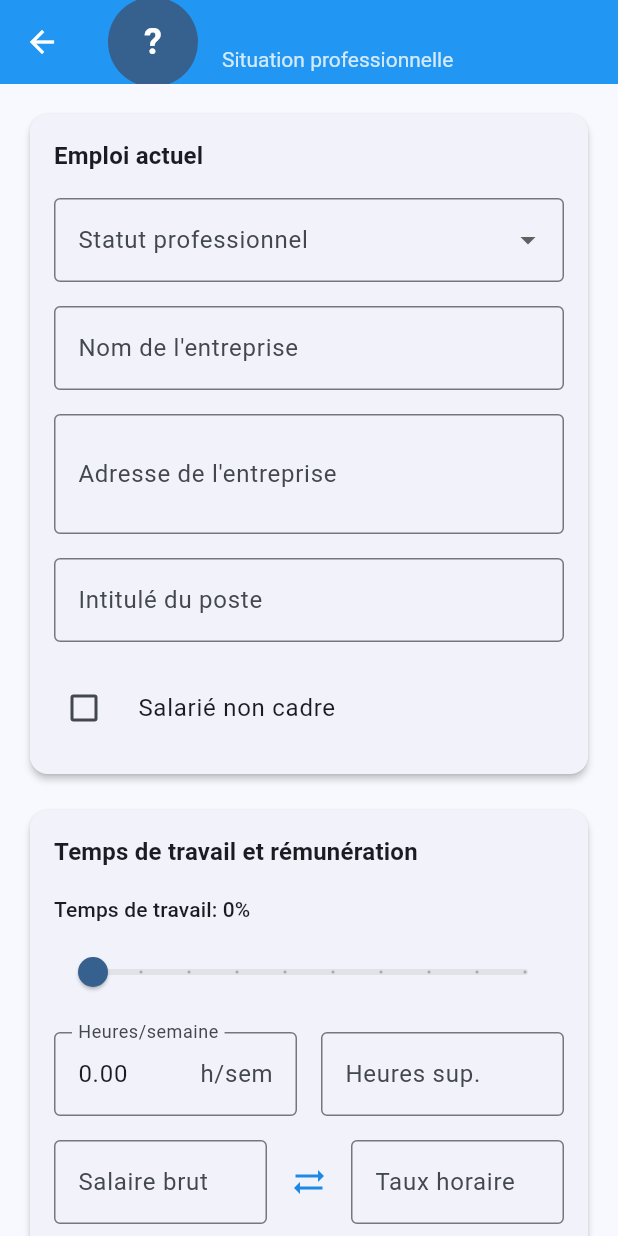
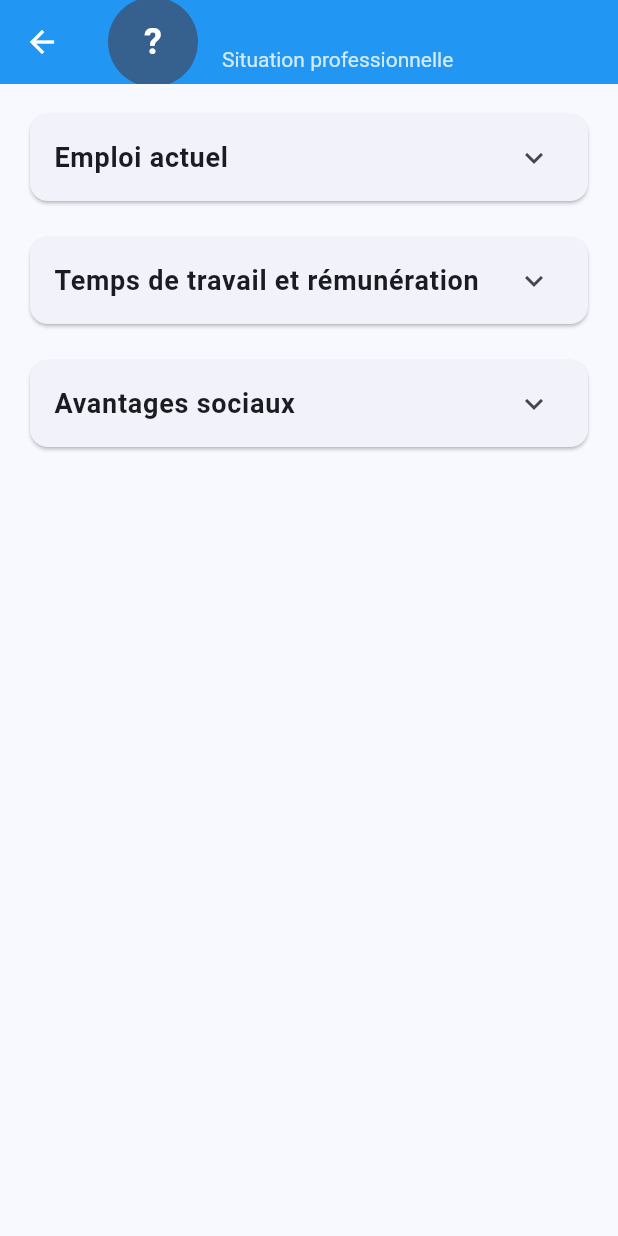
Before and after one commit to ShakaTry/job_cost, a Flutter app: the ProfessionalSituationScreen screen opened directly with empty values, on a phone screen of 412 x 824 dp. Run offline on Flutter 3.47's test engine with Material 3 defaults, Android fonts, the phone set to English and light mode, and no system bars; our stand-ins replace shared_preferences; accounts and stored records are empty.

Commit message:
feat: Transformer Cards en ExpansionTile dans Situation professionnelle
- Ajout de 3 sections ExpansionTile : Emploi actuel, Temps de travail et rémunération, Avantages sociaux
- Sections fermées par défaut (initiallyExpanded: false)
- Harmonisation du style avec les autres pages (Frais pro et Transport)
- Amélioration UX avec sections collapsibles

🤖 Generated with [Claude Code](https://claude.ai/code)

Co-Authored-By: Claude <noreply@anthropic.com>

```diff
--- a/lib/screens/professional_situation_screen.dart
+++ b/lib/screens/professional_situation_screen.dart
@@ -37,6 +37,11 @@ class _ProfessionalSituationScreenState extends State<ProfessionalSituationScree
   late FocusNode _overtimeHoursFocusNode;
   late TextEditingController _mutualCostController;
   DateTime? _companyEntryDate;
+
+  // États d'expansion des sections
+  bool _employmentExpanded = false;
+  bool _workTimeExpanded = false;
+  bool _benefitsExpanded = false;
 
   @override
   void initState() {
@@ -472,21 +477,27 @@ class _ProfessionalSituationScreenState extends State<ProfessionalSituationScree
         child: ListView(
           padding: const EdgeInsets.all(AppConstants.defaultPadding),
           children: [
-            // Card Emploi actuel
+            // Section 1 - Emploi actuel
             Card(
-              elevation: 2,
-              child: Padding(
-                padding: const EdgeInsets.all(AppConstants.defaultPadding),
-                child: Column(
-                  crossAxisAlignment: CrossAxisAlignment.start,
-                  children: [
-                    Text(
+              child: ExpansionTile(
+                initiallyExpanded: _employmentExpanded,
+                onExpansionChanged: (expanded) {
+                  setState(() {
+                    _employmentExpanded = expanded;
+                  });
+                },
+                title: Text(
                   AppStrings.currentEmploymentSection,
-                      style: Theme.of(context).textTheme.titleMedium?.copyWith(
+                  style: const TextStyle(
+                    fontSize: 18,
                     fontWeight: FontWeight.bold,
                   ),
                 ),
-                    const SizedBox(height: AppConstants.defaultPadding),
+                children: [
+                  Padding(
+                    padding: const EdgeInsets.all(AppConstants.defaultPadding),
+                    child: Column(
+                      children: [
 
                     DropdownButtonFormField<String>(
                       value: _employmentStatus,
@@ -569,25 +580,33 @@ class _ProfessionalSituationScreenState extends State<ProfessionalSituationScree
                       ],
                     ),
                   ),
+                ],
+              ),
             ),
 
             const SizedBox(height: AppConstants.defaultPadding),
 
-            // Card Temps de travail et salaire
+            // Section 2 - Temps de travail et rémunération
             Card(
-              elevation: 2,
-              child: Padding(
-                padding: const EdgeInsets.all(AppConstants.defaultPadding),
-                child: Column(
-                  crossAxisAlignment: CrossAxisAlignment.start,
-                  children: [
-                    Text(
+              child: ExpansionTile(
+                initiallyExpanded: _workTimeExpanded,
+                onExpansionChanged: (expanded) {
+                  setState(() {
+                    _workTimeExpanded = expanded;
+                  });
+                },
+                title: const Text(
                   'Temps de travail et rémunération',
-                      style: Theme.of(context).textTheme.titleMedium?.copyWith(
+                  style: TextStyle(
+                    fontSize: 18,
                     fontWeight: FontWeight.bold,
                   ),
                 ),
-                    const SizedBox(height: AppConstants.defaultPadding),
+                children: [
+                  Padding(
+                    padding: const EdgeInsets.all(AppConstants.defaultPadding),
+                    child: Column(
+                      children: [
 
                     // Curseur de pourcentage de temps de travail
                     Text(
@@ -742,25 +761,33 @@ class _ProfessionalSituationScreenState extends State<ProfessionalSituationScree
                       ],
                     ),
                   ),
+                ],
+              ),
             ),
 
             const SizedBox(height: AppConstants.defaultPadding),
 
-            // Card Avantages sociaux
+            // Section 3 - Avantages sociaux
             Card(
-              elevation: 2,
-              child: Padding(
-                padding: const EdgeInsets.all(AppConstants.defaultPadding),
-                child: Column(
-                  crossAxisAlignment: CrossAxisAlignment.start,
-                  children: [
-                    Text(
+              child: ExpansionTile(
+                initiallyExpanded: _benefitsExpanded,
+                onExpansionChanged: (expanded) {
+                  setState(() {
+                    _benefitsExpanded = expanded;
+                  });
+                },
+                title: const Text(
                   'Avantages sociaux',
-                      style: Theme.of(context).textTheme.titleMedium?.copyWith(
+                  style: TextStyle(
+                    fontSize: 18,
                     fontWeight: FontWeight.bold,
                   ),
                 ),
-                    const SizedBox(height: AppConstants.defaultPadding),
+                children: [
+                  Padding(
+                    padding: const EdgeInsets.all(AppConstants.defaultPadding),
+                    child: Column(
+                      children: [
 
                     // Date d'entrée dans l'entreprise
                     GestureDetector(
@@ -820,6 +847,8 @@ class _ProfessionalSituationScreenState extends State<ProfessionalSituationScree
                       ],
                     ),
                   ),
+                ],
+              ),
             ),
           ],
         ),
```
Lines whose indentation alone changed are shown as unchanged.
